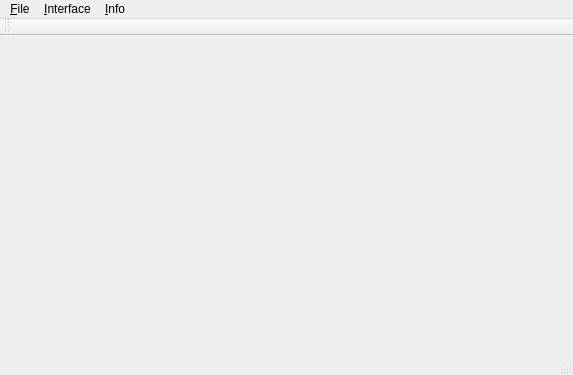
First picture: the form in SimplePad/SimplePad.ui, repository PracticalTasks/SimplePad, before the edit.
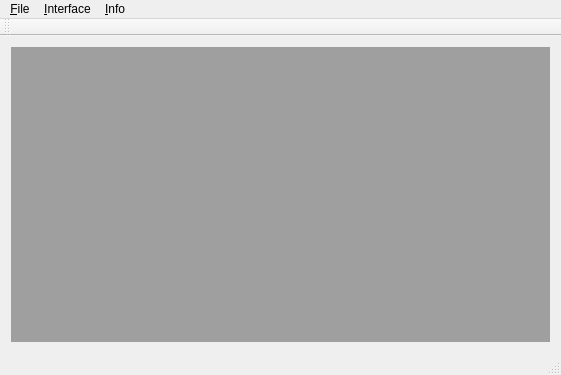
Second picture: the form after the edit. Icons and pictures are not drawn.

Diff of the .ui file:
```diff
--- a/SimplePad/SimplePad.ui
+++ b/SimplePad/SimplePad.ui
@@ -6,7 +6,7 @@
    <rect>
     <x>0</x>
     <y>0</y>
-    <width>573</width>
+    <width>561</width>
     <height>375</height>
    </rect>
   </property>
@@ -20,14 +20,18 @@
      <verstretch>0</verstretch>
     </sizepolicy>
    </property>
-   <layout class="QGridLayout" name="gridLayout_3"/>
+   <layout class="QGridLayout" name="gridLayout_3">
+    <item row="0" column="0">
+     <widget class="QMdiArea" name="mdiArea"/>
+    </item>
+   </layout>
   </widget>
   <widget class="QMenuBar" name="menuBar">
    <property name="geometry">
     <rect>
      <x>0</x>
      <y>0</y>
-     <width>573</width>
+     <width>561</width>
      <height>22</height>
     </rect>
    </property>
```
Left out of the diff: 16 changed lines with no effect on the pictures.
